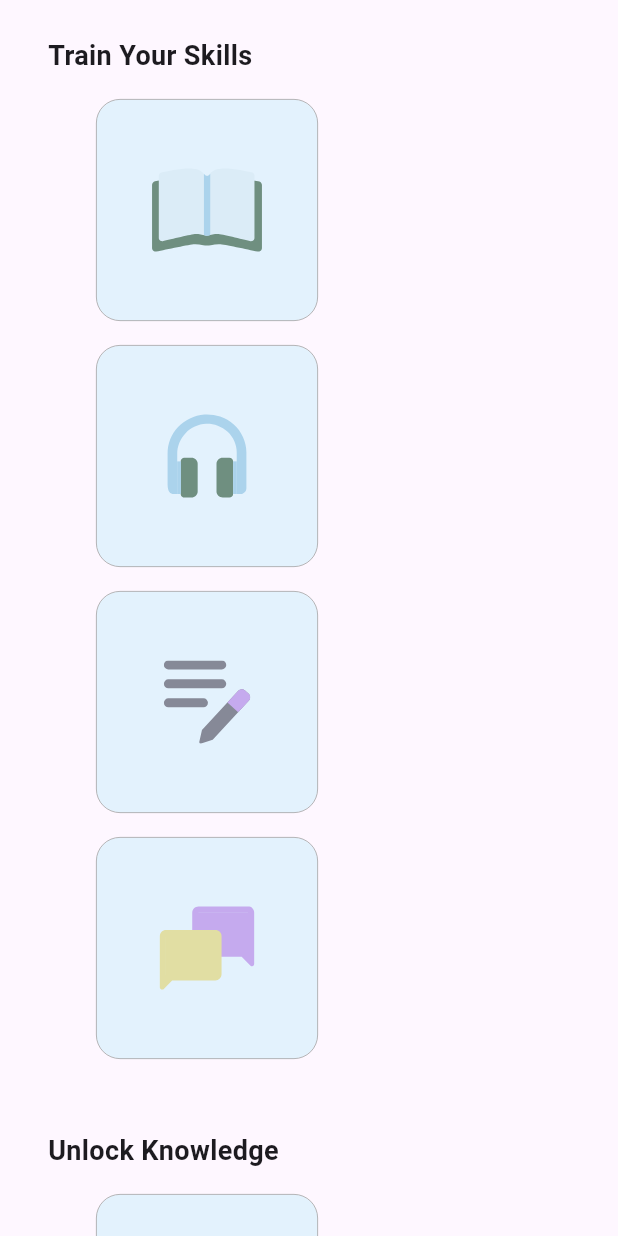
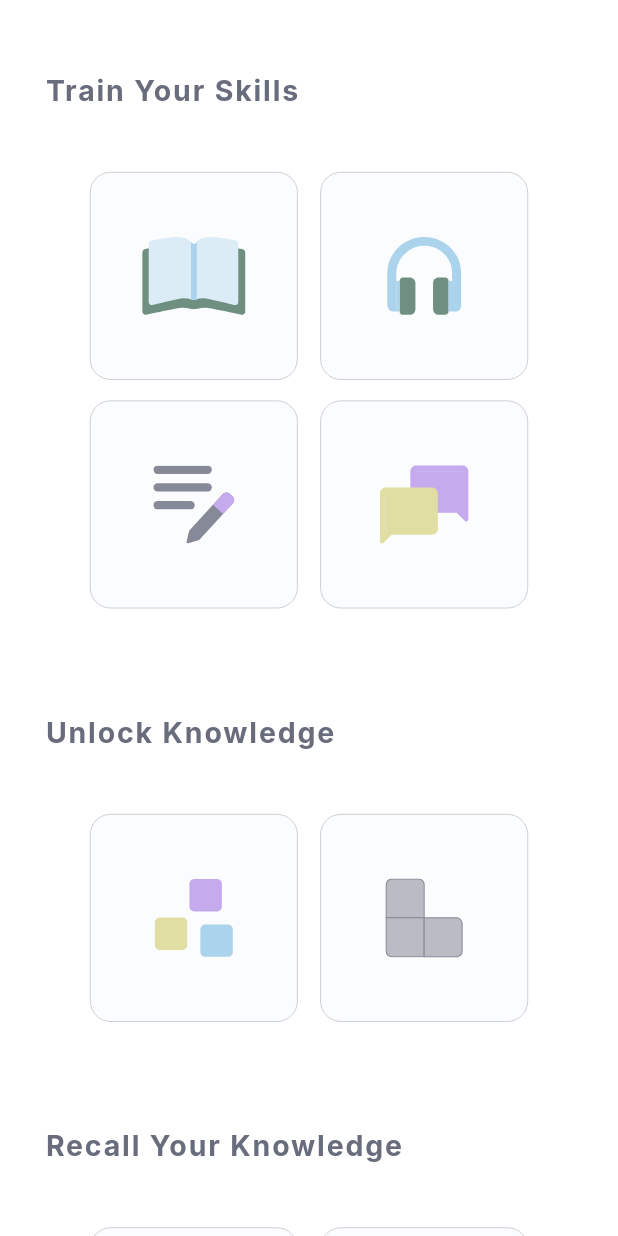
Before and after one commit to maedesad/language-learning-application, a Flutter app: the PracticingPage screen opened directly, on a phone screen of 412 x 824 dp. Run offline on Flutter 3.47's test engine with Material 3 defaults, Android fonts, the phone set to English and light mode, and no system bars; our stand-ins replace flutter_screenutil, flutter_svg.

Commit message:
Cleaning practice page sizes.

```diff
--- /dev/null
+++ b/frontend/lib/main_pages/practice/Handle_button_selection.dart
@@ -0,0 +1,40 @@
+import 'package:flutter/material.dart';
+
+mixin HandleButtonSelection<T extends StatefulWidget> on State<T> {
+  // انتخاب‌ها
+  Map<int, int?> selectedIndices = {};
+
+  // کنترل اسکرول
+  final ScrollController scrollController = ScrollController();
+
+  // کلیدها برای هر ردیف
+  final Map<int, GlobalKey> rowKeys = {
+    0: GlobalKey(),
+    1: GlobalKey(),
+    2: GlobalKey(),
+  };
+
+  // پاک کردن انتخاب‌ها
+  void clearSelection() {
+    setState(() {
+      selectedIndices.clear();
+    });
+  }
+
+  // هندل انتخاب دکمه
+  void onButtonSelected(int rowIndex, int buttonIndex) {
+    setState(() {
+      selectedIndices.clear();
+      selectedIndices[rowIndex] = buttonIndex;
+    });
+
+    final keyContext = rowKeys[rowIndex]?.currentContext;
+    if (keyContext != null) {
+      Scrollable.ensureVisible(
+        keyContext,
+        duration: const Duration(milliseconds: 300),
+        alignment: 0.5,
+      );
+    }
+  }
+}
--- a/frontend/lib/main_pages/practice/practice.dart
+++ b/frontend/lib/main_pages/practice/practice.dart
@@ -1,5 +1,7 @@
 import 'package:flutter/material.dart';
-import 'package:flutter_svg/flutter_svg.dart';
+import 'handle_button_selection.dart';
+import 'row_of_practice_buttons.dart';
+import 'package:flutter_screenutil/flutter_screenutil.dart';
 
 class PracticingPage extends StatefulWidget {
   const PracticingPage({super.key});
@@ -8,45 +10,24 @@ class PracticingPage extends StatefulWidget {
   State<PracticingPage> createState() => _PracticingPageState();
 }
 
-class _PracticingPageState extends State<PracticingPage> {
-  // -----------------------------
-  // Selected button per row
-  // key = rowIndex, value = selected button index
-  // -----------------------------
-  Map<int, int?> selectedIndices = {};
-
-  // -----------------------------
-  // Scroll controller to scroll to selected button
-  // -----------------------------
-  final ScrollController _scrollController = ScrollController();
-
-  // -----------------------------
-  // Keys to identify each row
-  // -----------------------------
-  final Map<int, GlobalKey> rowKeys = {
-    0: GlobalKey(),
-    1: GlobalKey(),
-    2: GlobalKey(),
-  };
-
-  // -----------------------------
-  // Clear all selections
-  // -----------------------------
-  void clearSelection() {
-    setState(() {
-      selectedIndices.clear();
-    });
-  }
-
+class _PracticingPageState extends State<PracticingPage>
+    with HandleButtonSelection {
   @override
   Widget build(BuildContext context) {
     return GestureDetector(
-      // Dismiss selection when tapping outside buttons
       onTap: clearSelection,
       behavior: HitTestBehavior.translucent,
       child: Scaffold(
+        backgroundColor: Colors.transparent,
         body: ListView(
-          controller: _scrollController,
+          controller: scrollController,
+          children: [
+            Padding(
+              padding: EdgeInsets.only(
+                top: 32.h,
+                bottom: 98.h,
+              ),
+              child: Column(
                 children: [
                   PracticeRow(
                     key: rowKeys[0],
@@ -90,146 +71,10 @@ class _PracticingPageState extends State<PracticingPage> {
                 ],
               ),
             ),
-    );
-  }
+          ],
+        ),
 
-  // -----------------------------
-  // Handle button selection
-  // -----------------------------
-  void onButtonSelected(int rowIndex, int buttonIndex) {
-    setState(() {
-      // Clear all other selections and select only the current button
-      selectedIndices.clear();
-      selectedIndices[rowIndex] = buttonIndex;
-    });
-
-    // Scroll the row to the center of the screen
-    final keyContext = rowKeys[rowIndex]?.currentContext;
-    if (keyContext != null) {
-      Scrollable.ensureVisible(
-        keyContext,
-        duration: const Duration(milliseconds: 300),
-        alignment: 0.5, // 0 = top, 1 = bottom, 0.5 = center
-      );
-    }
-  }
-}
-
-// -----------------------------
-// Widget for a row of practice buttons
-// -----------------------------
-class PracticeRow extends StatelessWidget {
-  final int rowIndex;
-  final String title;
-  final List<String> icons;
-  final int? selectedIndex;
-  final bool hasAnySelected;
-  final Function(int) onSelected;
-
-  const PracticeRow({
-    super.key,
-    required this.rowIndex,
-    required this.title,
-    required this.icons,
-    required this.selectedIndex,
-    required this.hasAnySelected,
-    required this.onSelected,
-  });
-
-  @override
-  Widget build(BuildContext context) {
-    return Padding(
-      padding: const EdgeInsets.symmetric(vertical: 24),
-      child: Column(
-        crossAxisAlignment: CrossAxisAlignment.start,
-        children: [
-          // Row title
-          Padding(
-            padding: const EdgeInsets.symmetric(horizontal: 32.0),
-            child: Text(
-              title,
-              style: const TextStyle(
-                fontSize: 18,
-                fontWeight: FontWeight.bold,
-              ),
-            ),
-          ),
-          const SizedBox(height: 16),
-          // Buttons in the row
-          Padding(
-            padding: const EdgeInsets.symmetric(horizontal: 64.0),
-            child: Wrap(
-              spacing: 16,
-              runSpacing: 16,
-              children: List.generate(icons.length, (i) {
-                return PracticeButton(
-                  iconPath: icons[i],
-                  isSelected: selectedIndex == i,
-                  hasAnySelected: hasAnySelected,
-                  onTap: () => onSelected(i),
-                );
-              }),
-            ),
-          ),
-        ],
       ),
     );
   }
 }
-
-// -----------------------------
-// Widget for a single practice button
-// -----------------------------
-class PracticeButton extends StatelessWidget {
-  final String iconPath;
-  final bool isSelected;
-  final bool hasAnySelected;
-  final VoidCallback onTap;
-
-  const PracticeButton({
-    super.key,
-    required this.iconPath,
-    required this.isSelected,
-    required this.hasAnySelected,
-    required this.onTap,
-  });
-
-  @override
-  Widget build(BuildContext context) {
-    // Change size and color based on selection state
-    double size;
-    if (isSelected) {
-      size = 148;
-    } else if (hasAnySelected) {
-      size = 132;
-    } else {
-      size = 148; // حالت اولیه وقتی هیچ چیزی انتخاب نشده
-    }
-
-    Color bgColor = isSelected ? Colors.grey[700]! : Colors.blue[50]!;
-
-    return GestureDetector(
-      onTap: () {
-        // Prevent outer GestureDetector from firing
-        onTap();
-      },
-      child: AnimatedContainer(
-        duration: const Duration(milliseconds: 200),
-        width: size,
-        height: size,
-        decoration: BoxDecoration(
-          color: bgColor,
-          borderRadius: BorderRadius.circular(16),
-          border: Border.all(color: Colors.grey, width: 0.5),
-        ),
-        child: Center(
-          child: SvgPicture.asset(
-            iconPath,
-            width: size * 0.5,
-            height: size * 0.5,
-          ),
-        ),
-      ),
-    );
-  }
-}
--- /dev/null
+++ b/frontend/lib/main_pages/practice/practice_button.dart
@@ -0,0 +1,57 @@
+import 'package:flutter/material.dart';
+import 'package:flutter_svg/flutter_svg.dart';
+
+// colors
+import '../../theme/colors/semantic_colors.dart';
+// dimensions
+import '../../theme/dimensions.dart';
+
+class PracticeButton extends StatelessWidget {
+  final String iconPath;
+  final bool isSelected;
+  final bool hasAnySelected;
+  final VoidCallback onTap;
+
+  const PracticeButton({
+    super.key,
+    required this.iconPath,
+    required this.isSelected,
+    required this.hasAnySelected,
+    required this.onTap,
+  });
+
+  @override
+  Widget build(BuildContext context) {
+    double size;
+    if (isSelected) {
+      size = Dimensions.practiceButtonNormal;
+    } else if (hasAnySelected) {
+      size = Dimensions.practiceButtonSmall;
+    } else {
+      size = Dimensions.practiceButtonNormal;
+    }
+
+    Color bgColor = isSelected ? SemanticColors.grayButton : SemanticColors.surface;
+
+    return GestureDetector(
+      onTap: onTap,
+      child: AnimatedContainer(
+        duration: const Duration(milliseconds: 200),
+        width: size,
+        height: size,
+        decoration: BoxDecoration(
+          color: bgColor,
+          borderRadius: BorderRadius.circular(Dimensions.largeRadius),
+          border: Border.all(color: SemanticColors.border, width: Dimensions.border),
+        ),
+        child: Center(
+          child: SvgPicture.asset(
+            iconPath,
+            width: size * 0.5,
+            height: size * 0.5,
+          ),
+        ),
+      ),
+    );
+  }
+}
--- /dev/null
+++ b/frontend/lib/main_pages/practice/row_of_practice_buttons.dart
@@ -0,0 +1,70 @@
+import 'package:flutter/material.dart';
+import 'practice_button.dart';
+import 'package:flutter_screenutil/flutter_screenutil.dart';
+
+// dimensions
+import '../../theme/dimensions.dart';
+// text style
+import '../../theme/text_style/text_style.dart';
+
+class PracticeRow extends StatelessWidget {
+  final int rowIndex;
+  final String title;
+  final List<String> icons;
+  final int? selectedIndex;
+  final bool hasAnySelected;
+  final Function(int) onSelected;
+
+  const PracticeRow({
+    super.key,
+    required this.rowIndex,
+    required this.title,
+    required this.icons,
+    required this.selectedIndex,
+    required this.hasAnySelected,
+    required this.onSelected,
+  });
+
+  @override
+  Widget build(BuildContext context) {
+    return Column(
+      crossAxisAlignment: CrossAxisAlignment.start,
+      children: [
+        // Row title
+        Container(
+          height: 77.h,
+          padding: EdgeInsets.symmetric(
+            horizontal: Dimensions.screenHorizontalPadding,
+          ),
+          alignment: Alignment.centerLeft,
+          child: Text(
+            title,
+            style: TextStyles.h2_mainTitle,
+          ),
+        ),
+
+        // Buttons in the row
+        Padding(
+          padding: EdgeInsets.only(
+            left: Dimensions.screenHorizontalLargePadding,
+            right: Dimensions.screenHorizontalLargePadding,
+            top: 24.h,
+            bottom: 58.h,
+          ),
+          child: Wrap(
+            spacing: Dimensions.horizontalMediumGap,
+            runSpacing: Dimensions.verticalMediumGap,
+            children: List.generate(icons.length, (i) {
+              return PracticeButton(
+                iconPath: icons[i],
+                isSelected: selectedIndex == i,
+                hasAnySelected: hasAnySelected,
+                onTap: () => onSelected(i),
+              );
+            }),
+          ),
+        ),
+      ],
+    );
+  }
+}
--- a/frontend/lib/theme/base_background_theme.dart
+++ b/frontend/lib/theme/base_background_theme.dart
@@ -21,8 +21,8 @@ class BaseBackground extends StatelessWidget {
           child: Stack(
             children: [
               Positioned(
-                  left: -50.w,
-                  top: -54.h,
+                  left: -75.w,
+                  top: 54.h,
                 child: Container(
                   width: 1100.w,
                   height: 1100.h,
--- a/frontend/lib/theme/dimensions.dart
+++ b/frontend/lib/theme/dimensions.dart
@@ -9,7 +9,7 @@ class Dimensions {
   static double screenWidth = 440.w;
 
   // Border radius
-  static double mediumRadius = 8.r;  /// unused
+  static double largeRadius = 16.r;
 
   // Border thickness
   static double border = 0.5.w;
@@ -21,9 +21,13 @@ class Dimensions {
 
   // Padding
   static double screenHorizontalPadding = 32.w;
+  static double screenHorizontalLargePadding = 64.w;
 
   // Gaps
-  static double smallGap = 8.h; /// unused
+  static double verticalSmallGap = 8.h;
+  static double horizontalSmallGap = 8.w;
+  static double verticalMediumGap = 16.h;
+  static double horizontalMediumGap = 16.w;
 
   // app text size
   static double h2_mainTilte = 22.sp;
@@ -31,4 +35,9 @@ class Dimensions {
   static double figmaLetterSpacing = 7.w;
   static double h2_text_hight = h2_figmaLineHeight / h2_mainTilte;
   static double text_letterSpacing = (figmaLetterSpacing / 100) * h2_mainTilte;
+
+  // practice button
+    static double practiceButtonNormal = 148.w;
+    static double practiceButtonSmall = 132.w;
+
 }
```
Lines whose indentation alone changed are shown as unchanged.
